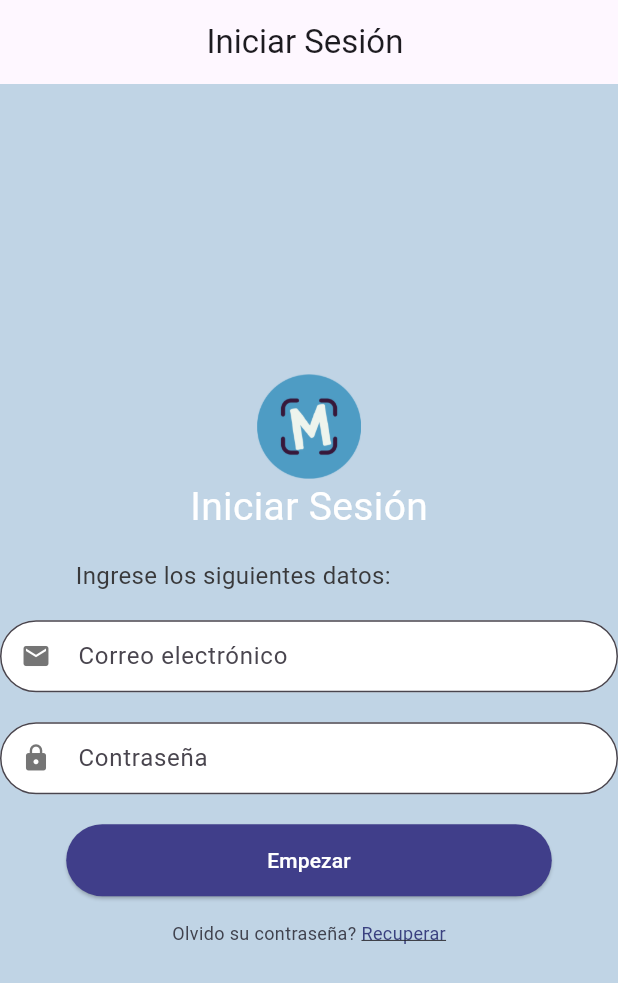
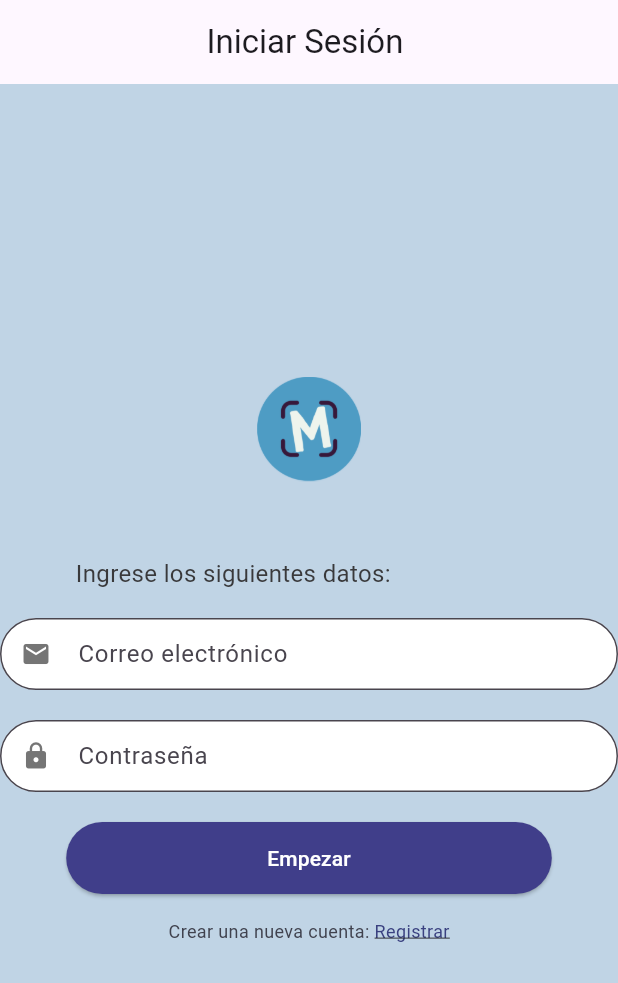
Before and after one commit to YESSENIAJUAREZHERNANDEZ/MPmovil, a Flutter app: the screen it shows after launch, on a phone screen of 412 x 824 dp. Shown: the top 983 px of the screen. Run offline on Flutter 3.47's test engine with Material 2 defaults, Android fonts, the phone set to English and light mode, and no system bars; our stand-ins replace firebase_auth, firebase_core, get, google_sign_in; accounts and stored records are empty; Roboto replaces fonts that are missing (Droid Sans).

Commit message:
a ramita

```diff
--- a/lib/Screens/IniciarSesion/iniciarsesion.dart
+++ b/lib/Screens/IniciarSesion/iniciarsesion.dart
@@ -20,11 +20,8 @@ class InicioSesion extends StatelessWidget {
                 height: 70,
               ),
             ),
-            const Text("Iniciar Sesión",
-              style: TextStyle(fontSize: 26,fontFamily:'Droid Sans', color:Color.fromARGB(255, 255, 255, 255)
-              ),
-            ),
-            const  SizedBox(height: 16.0),
+
+            const  SizedBox(height: 50.0),
             const  Text(
               'Ingrese los siguientes datos:                        ',
               style: TextStyle(
@@ -64,7 +61,7 @@ class InicioSesion extends StatelessWidget {
                   borderRadius: BorderRadius.circular(30.0),
                   borderSide: BorderSide(
                     color: const Color.fromARGB(255, 255, 255, 255)!,
-                    width: 1.0, // Ancho del borde
+                    width: 1.0,
                   ),
                 ),
                 contentPadding: const EdgeInsets.symmetric(horizontal: 20.0, vertical: 10.0),
@@ -99,7 +96,7 @@ class InicioSesion extends StatelessWidget {
               mainAxisAlignment: MainAxisAlignment.center,
               children: [
                 const Text(
-                  'Olvido su contraseña? ',
+                  'Crear una nueva cuenta: ',
                   style: TextStyle(
                     color: Color.fromARGB(255, 64, 66, 78),
                     fontSize: 12,
@@ -112,7 +109,7 @@ class InicioSesion extends StatelessWidget {
                     );
                   },
                   child: const Text(
-                    'Recuperar',
+                    'Registrar',
                     style: TextStyle(
                       fontSize: 12,
                       decoration: TextDecoration.underline,
```
Also changed, not shown: lib/Constants/iniciarsesion_constraits.dart (deleted, +0 -44 lines).
